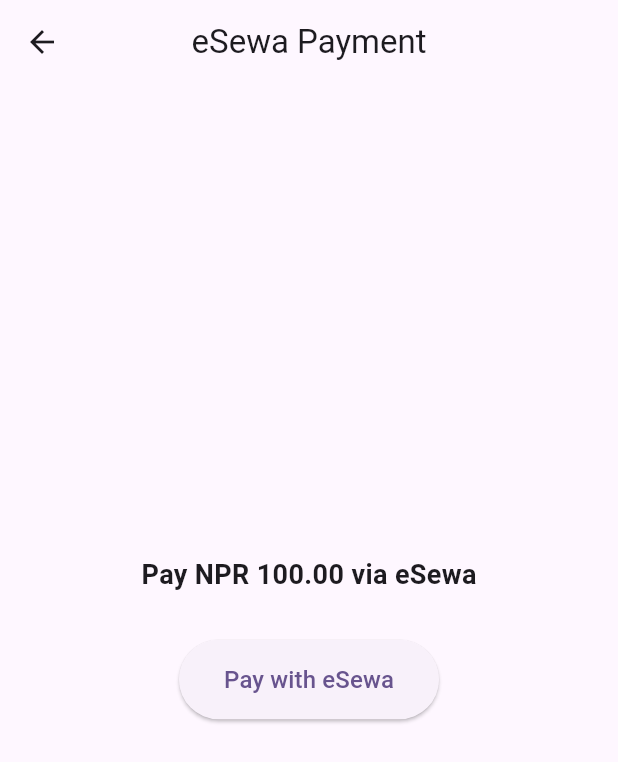
After one commit to Swarmfire1514/flutter-converter-app, a Flutter app: the screen it shows after launch, after a tap on "Pay with eSewa", on a phone screen of 412 x 824 dp. The commit adds this screen. Shown: the top 762 px of the screen. Run offline on Flutter 3.47's test engine with Material 3 defaults, Android fonts, the light colour scheme and no system bars; missing offline and left inert: esewa_flutter.

Commit message:
Made the code more clean as well as little bit of UI and the payment with esewa doesnt work

```diff
--- a/lib/data.dart
+++ b/lib/data.dart
@@ -52,7 +52,7 @@
     'INR': (double usd) => usd * 82.0,
     'EUR': (double usd) => usd * 0.85,
     'AUD': (double usd) => usd * 1.4,
-    'CAD': (double usd) => usd * 1.25,
+    'CAD': (double usd) => usd * 1.39,
     'GBP': (double usd) => usd * 0.75,
     'JPY': (double usd) => usd * 110.0,
     'CNY': (double usd) => usd * 6.5,
@@ -103,7 +103,7 @@
     'NZD': (double aud) => aud * 1.1,
   },
   'CAD': {
-    'USD': (double cad) => cad * 0.8,
+    'USD': (double cad) => cad * 0.72,
     'NRS': (double cad) => cad * 100.0,
     'INR': (double cad) => cad * 70.0,
     'EUR': (double cad) => cad * 0.67,
--- a/lib/screen/homescreen.dart
+++ b/lib/screen/homescreen.dart
@@ -1,4 +1,5 @@
 import 'package:currencttempconverter/data.dart';
+import 'package:currencttempconverter/screen/paymentScreen.dart';
 import 'package:flutter/material.dart';
 
 class Homescreen extends StatelessWidget {
@@ -60,6 +61,17 @@
                 },
               ),
             ),
+            ElevatedButton(
+              onPressed: () {
+                Navigator.push(
+                  context,
+                  MaterialPageRoute(
+                    builder: (context) => PaymentScreen(),
+                  ),
+                );
+              },
+              child: Text('Pay with eSewa'),
+            ),
           ],
         ),
       ),
--- /dev/null
+++ b/lib/screen/paymentScreen.dart
@@ -0,0 +1,138 @@
+import 'package:flutter/material.dart';
+import 'package:esewa_flutter/esewa_flutter.dart';
+
+class PaymentScreen extends StatefulWidget {
+  const PaymentScreen({super.key});
+
+  @override
+  State<PaymentScreen> createState() => _PaymentScreenState();
+}
+
+class _PaymentScreenState extends State<PaymentScreen> {
+  String? refId;
+  String errorMessage = '';
+  bool _isProcessing = false;
+
+  Future<void> _startPayment() async {
+    setState(() {
+      _isProcessing = true;
+      errorMessage = '';
+      refId = null;
+    });
+
+    try {
+      // Use test URLs that actually work with eSewa's sandbox environment
+      final config = ESewaConfig.dev(
+        amt: 100.0,
+        pid: 'TEST_${DateTime.now().millisecondsSinceEpoch}', // Unique product ID
+        su: 'https://mobile.esewa.com.np', // Replace with your actual success URL
+        fu: 'https://mobile.esewa.com.np', // Replace with your actual failure URL
+      );
+
+      final result = await Esewa.i.init(
+        context: context,
+        eSewaConfig: config,
+      );
+
+      if (result.hasData) {
+        setState(() {
+          refId = result.data!.refId;
+        });
+        ScaffoldMessenger.of(context).showSnackBar(
+          SnackBar(
+            content: Text('Payment Successful. Ref ID: $refId'),
+            backgroundColor: Colors.green,
+          ),
+        );
+      } else {
+        setState(() {
+          errorMessage = result.error ?? 'Payment failed without error message';
+        });
+        ScaffoldMessenger.of(context).showSnackBar(
+          SnackBar(
+            content: Text('Payment Failed: $errorMessage'),
+            backgroundColor: Colors.red,
+          ),
+        );
+      }
+    } catch (e) {
+      setState(() {
+        errorMessage = 'Error: ${e.toString()}';
+      });
+      ScaffoldMessenger.of(context).showSnackBar(
+        SnackBar(
+          content: Text('Exception: $errorMessage'),
+          backgroundColor: Colors.red,
+        ),
+      );
+    } finally {
+      setState(() {
+        _isProcessing = false;
+      });
+    }
+  }
+
+  @override
+  Widget build(BuildContext context) {
+    return Scaffold(
+      appBar: AppBar(
+        title: const Text('eSewa Payment'),
+        centerTitle: true,
+      ),
+      body: Padding(
+        padding: const EdgeInsets.all(20.0),
+        child: Center(
+          child: Column(
+            mainAxisAlignment: MainAxisAlignment.center,
+            children: [
+              const Text(
+                'Pay NPR 100.00 via eSewa',
+                style: TextStyle(fontSize: 18, fontWeight: FontWeight.bold),
+              ),
+              const SizedBox(height: 30),
+              if (_isProcessing)
+                const CircularProgressIndicator()
+              else
+                ElevatedButton(
+                  onPressed: _startPayment,
+                  style: ElevatedButton.styleFrom(
+                    padding: const EdgeInsets.symmetric(
+                        horizontal: 30, vertical: 15),
+                  ),
+                  child: const Text(
+                    'Pay with eSewa',
+                    style: TextStyle(fontSize: 16),
+                  ),
+                ),
+              const SizedBox(height: 30),
+              if (refId != null)
+                Column(
+                  children: [
+                    const Icon(Icons.check_circle, color: Colors.green, size: 50),
+                    const SizedBox(height: 10),
+                    Text(
+                      'Payment Successful\nRef ID: $refId',
+                      textAlign: TextAlign.center,
+                      style: const TextStyle(color: Colors.green),
+                    ),
+                  ],
+                ),
+              if (errorMessage.isNotEmpty)
+                Column(
+                  children: [
+                    const Icon(Icons.error, color: Colors.red, size: 50),
+                    const SizedBox(height: 10),
+                    Text(
+                      'Error: $errorMessage',
+                      textAlign: TextAlign.center,
+                      style: const TextStyle(color: Colors.red),
+                    ),
+                  ],
+                ),
+            ],
+          ),
+        ),
+      ),
+    );
+  }
+}
--- a/pubspec.yaml
+++ b/pubspec.yaml
@@ -30,6 +30,7 @@
 dependencies:
   flutter:
     sdk: flutter
+  esewa_flutter: ^2.0.0
 
   # The following adds the Cupertino Icons font to your application.
   # Use with the CupertinoIcons class for iOS style icons.
```
Also changed, not shown: lib/screen/currencyconv.dart (+52 -25 lines), lib/screen/tempconv.dart (+15 -2 lines), pubspec.lock, 4 other files.
